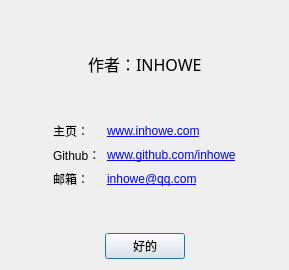
petertheprocess/ComAssistant, file ComAssistant/about_me_dialog.ui: the form before one commit.
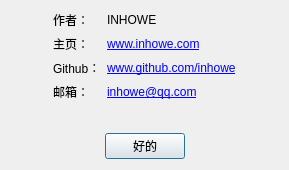
The form after the commit.

Diff of the .ui file:
```diff
--- a/ComAssistant/about_me_dialog.ui
+++ b/ComAssistant/about_me_dialog.ui
@@ -7,7 +7,7 @@
     <x>0</x>
     <y>0</y>
     <width>289</width>
-    <height>270</height>
+    <height>170</height>
    </rect>
   </property>
   <property name="windowTitle">
@@ -15,49 +15,6 @@
   </property>
   <layout class="QGridLayout" name="gridLayout">
    <item row="0" column="0">
-    <layout class="QHBoxLayout" name="horizontalLayout_2">
-     <item>
-      <spacer name="horizontalSpacer_4">
-       <property name="orientation">
-        <enum>Qt::Horizontal</enum>
-       </property>
-       <property name="sizeHint" stdset="0">
-        <size>
-         <width>40</width>
-         <height>20</height>
-        </size>
-       </property>
-      </spacer>
-     </item>
-     <item>
-      <widget class="QLabel" name="label">
-       <property name="font">
-        <font>
-         <family>宋体</family>
-         <pointsize>12</pointsize>
-        </font>
-       </property>
-       <property name="text">
-        <string>作者：INHOWE</string>
-       </property>
-      </widget>
-     </item>
-     <item>
-      <spacer name="horizontalSpacer_3">
-       <property name="orientation">
-        <enum>Qt::Horizontal</enum>
-       </property>
-       <property name="sizeHint" stdset="0">
-        <size>
-         <width>40</width>
-         <height>20</height>
-        </size>
-       </property>
-      </spacer>
-     </item>
-    </layout>
-   </item>
-   <item row="1" column="0">
     <layout class="QHBoxLayout" name="horizontalLayout_3">
      <item>
       <spacer name="horizontalSpacer_6">
@@ -77,45 +34,59 @@
        <item row="0" column="0">
         <widget class="QLabel" name="label_4">
          <property name="text">
-          <string>主页：</string>
+          <string>作者：</string>
          </property>
         </widget>
        </item>
        <item row="0" column="1">
         <widget class="QLabel" name="label_2">
          <property name="text">
-          <string>&lt;a href=&quot;www.inhowe.com&quot;&gt;www.inhowe.com&lt;/a&gt;</string>
+          <string>&lt;html&gt;&lt;head/&gt;&lt;body&gt;&lt;p&gt;INHOWE&lt;/p&gt;&lt;/body&gt;&lt;/html&gt;</string>
          </property>
         </widget>
        </item>
-       <item row="1" column="0">
+       <item row="2" column="0">
         <widget class="QLabel" name="label_5">
          <property name="text">
           <string>Github：</string>
          </property>
         </widget>
        </item>
-       <item row="1" column="1">
+       <item row="2" column="1">
         <widget class="QLabel" name="label_3">
          <property name="text">
           <string>&lt;a href=&quot;www.github.com/inhowe&quot;&gt;www.github.com/inhowe&lt;/a&gt;</string>
          </property>
         </widget>
        </item>
-       <item row="2" column="0">
+       <item row="3" column="0">
         <widget class="QLabel" name="label_6">
          <property name="text">
           <string>邮箱：</string>
          </property>
         </widget>
        </item>
-       <item row="2" column="1">
+       <item row="3" column="1">
         <widget class="QLabel" name="label_7">
          <property name="text">
           <string>&lt;a href=&quot;mailto:inhowe@qq.com&quot;&gt;inhowe@qq.com&lt;/a&gt;</string>
          </property>
         </widget>
        </item>
+       <item row="1" column="0">
+        <widget class="QLabel" name="label_8">
+         <property name="text">
+          <string>主页：</string>
+         </property>
+        </widget>
+       </item>
+       <item row="1" column="1">
+        <widget class="QLabel" name="label_9">
+         <property name="text">
+          <string>&lt;a href=&quot;www.inhowe.com&quot;&gt;www.inhowe.com&lt;/a&gt;</string>
+         </property>
+        </widget>
+       </item>
       </layout>
      </item>
      <item>
@@ -170,6 +141,19 @@
      </item>
     </layout>
    </item>
+   <item row="1" column="0">
+    <spacer name="verticalSpacer">
+     <property name="orientation">
+      <enum>Qt::Vertical</enum>
+     </property>
+     <property name="sizeHint" stdset="0">
+      <size>
+       <width>20</width>
+       <height>40</height>
+      </size>
+     </property>
+    </spacer>
+   </item>
   </layout>
  </widget>
  <resources/>
```
